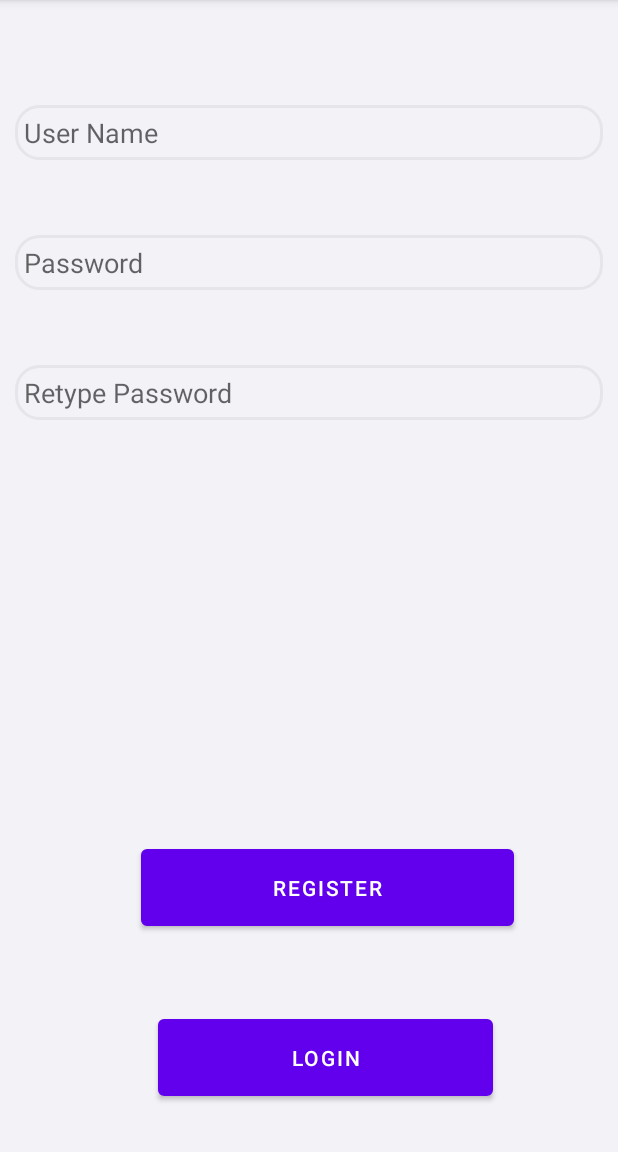
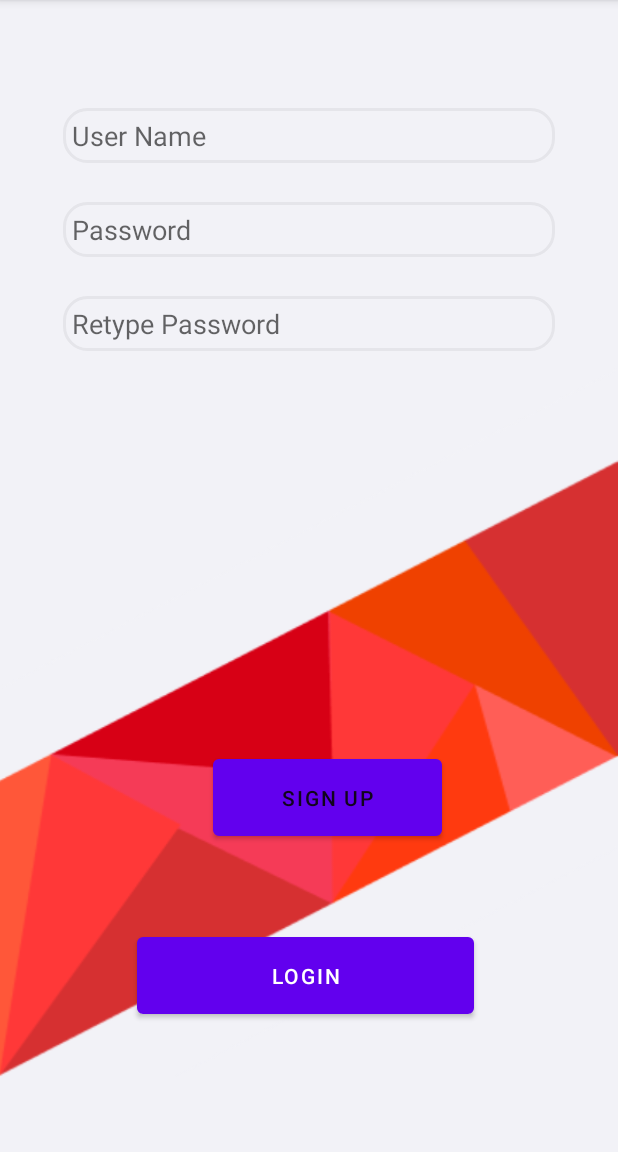
Before and after one commit to apantzar/androidRecipeProject2021, an Android app: the MainActivity screen opened directly, with no data from a screen before it, on a phone screen of 412 x 824 dp, the part 84-1236 px from its top. Run offline under Robolectric (Android 15) with nearby library versions, the phone set to English and light mode, and no system bars; network calls fail.

Commit message:
sign up ui triangles added

```diff
--- a/app/build.gradle
+++ b/app/build.gradle
@@ -52,4 +52,5 @@ dependencies {
     androidTestImplementation 'androidx.test.ext:junit:1.1.2'
     androidTestImplementation 'androidx.test.espresso:espresso-core:3.3.0'
     implementation 'com.android.volley:volley:1.2.0'
+
 }
--- a/app/src/main/res/drawable/button_style.xml
+++ b/app/src/main/res/drawable/button_style.xml
@@ -4,21 +4,21 @@
         <shape android:shape="rectangle"  >
             <corners android:radius="3dip" />
             <stroke android:width="1dip" android:color="#5e7974" />
-            <gradient android:angle="-90" android:startColor="#345953" android:endColor="#689a92"  />
+            <gradient android:angle="-90" android:startColor="#F2F2F7" android:endColor="#F2F2F7"  />
         </shape>
     </item>
     <item android:state_focused="true">
         <shape android:shape="rectangle"  >
-            <corners android:radius="3dip" />
-            <stroke android:width="1dip" android:color="#5e7974" />
-            <solid android:color="#58857e"/>
+            <corners android:radius="10dip" />
+            <stroke android:width="1dip" android:color="#F2F2F7" />
+            <solid android:color="#F2F2F7"/>
         </shape>
     </item>
     <item >
         <shape android:shape="rectangle"  >
             <corners android:radius="3dip" />
-            <stroke android:width="1dip" android:color="#5e7974" />
-            <gradient android:angle="-90" android:startColor="#8dbab3" android:endColor="#58857e" />
+            <stroke android:width="1dip" android:color="#F2F2F7" />
+            <gradient android:angle="-90" android:startColor="#F2F2F7" android:endColor="#F2F2F7" />
         </shape>
     </item>
 </selector>
--- a/app/src/main/res/layout/activity_main.xml
+++ b/app/src/main/res/layout/activity_main.xml
@@ -1,49 +1,53 @@
 <?xml version="1.0" encoding="utf-8"?>
 <RelativeLayout xmlns:android="http://schemas.android.com/apk/res/android"
+    xmlns:app="http://schemas.android.com/apk/res-auto"
     xmlns:tools="http://schemas.android.com/tools"
     android:layout_width="match_parent"
     android:layout_height="match_parent"
     android:background="#F2F2F7"
-    android:padding="10dp"
+    android:padding="0dp"
     tools:context=".MainActivity">
 
     <EditText
         android:id="@+id/username"
-        android:layout_width="402dp"
+        android:layout_width="wrap_content"
         android:layout_height="wrap_content"
         android:layout_alignParentStart="true"
         android:layout_alignParentTop="true"
         android:layout_alignParentEnd="true"
-        android:layout_marginStart="0dp"
-        android:layout_marginTop="60dp"
-        android:layout_marginEnd="0dp"
+        android:layout_centerHorizontal="true"
+        android:layout_marginStart="42dp"
+        android:layout_marginTop="72dp"
+        android:layout_marginEnd="42dp"
         android:background="@drawable/text_box"
         android:hint="User Name" />
 
     <EditText
         android:id="@+id/password"
-        android:layout_width="402dp"
+        android:layout_width="328dp"
         android:layout_height="wrap_content"
         android:layout_below="@+id/username"
         android:layout_alignParentStart="true"
         android:layout_alignParentEnd="true"
-        android:layout_marginStart="0dp"
-        android:layout_marginTop="50dp"
-        android:layout_marginEnd="0dp"
+        android:layout_centerHorizontal="true"
+        android:layout_marginStart="42dp"
+        android:layout_marginTop="26dp"
+        android:layout_marginEnd="42dp"
         android:background="@drawable/text_box"
         android:hint="Password"
         android:inputType="textPassword" />
 
     <EditText
         android:id="@+id/repassword"
-        android:layout_width="402dp"
+        android:layout_width="332dp"
         android:layout_height="wrap_content"
         android:layout_below="@+id/password"
         android:layout_alignParentStart="true"
         android:layout_alignParentEnd="true"
-        android:layout_marginStart="0dp"
-        android:layout_marginTop="50dp"
-        android:layout_marginEnd="0dp"
+        android:layout_centerHorizontal="true"
+        android:layout_marginStart="42dp"
+        android:layout_marginTop="26dp"
+        android:layout_marginEnd="42dp"
         android:background="@drawable/text_box"
         android:hint="Retype Password"
         android:inputType="textPassword" />
@@ -51,20 +55,21 @@
     <Button
 
         android:id="@+id/btnsignup"
-        android:layout_width="wrap_content"
+        android:layout_width="172dp"
         android:layout_height="wrap_content"
         android:layout_above="@+id/button"
         android:layout_alignParentStart="true"
         android:layout_alignParentEnd="true"
         android:layout_centerHorizontal="true"
-        android:layout_marginStart="84dp"
-        android:layout_marginEnd="59dp"
-        android:layout_marginBottom="62dp"
+        android:layout_marginStart="142dp"
+        android:layout_marginEnd="117dp"
+        android:layout_marginBottom="67dp"
         android:background="@drawable/button_style"
         android:padding="10dp"
 
-        android:text="Register"
-        android:textColor="#ffffff" />
+        android:text="Sign Up"
+        android:textColor="#E8090505"
+        app:cornerRadius="30dip" />
 
     <Button
         android:id="@+id/button"
@@ -73,12 +78,29 @@
         android:layout_alignParentStart="true"
         android:layout_alignParentEnd="true"
         android:layout_alignParentBottom="true"
-        android:layout_marginStart="95dp"
-        android:layout_marginEnd="73dp"
-        android:layout_marginBottom="27dp"
+        android:layout_centerHorizontal="true"
+        android:layout_marginStart="91dp"
+        android:layout_marginEnd="96dp"
+        android:layout_marginBottom="92dp"
         android:background="@drawable/button_style"
         android:padding="10dp"
         android:text="Login"
         android:textColor="#ffffff" />
 
+    <ImageView
+        android:id="@+id/imageView"
+        android:layout_width="wrap_content"
+        android:layout_height="441dp"
+        android:layout_alignParentStart="true"
+        android:layout_alignParentTop="true"
+        android:layout_alignParentEnd="true"
+        android:layout_alignParentBottom="true"
+        android:layout_centerInParent="true"
+        android:layout_marginStart="-2dp"
+        android:layout_marginTop="240dp"
+        android:layout_marginEnd="0dp"
+        android:layout_marginBottom="50dp"
+        android:scaleType="fitXY"
+        app:srcCompat="@drawable/triangles" />
+
 </RelativeLayout>
```
Also changed, not shown: app/src/main/res/drawable/triangles.png (added), app/src/main/res/drawable/triangles2.png (added), app/src/main/res/drawable/triangles3.png (added).
